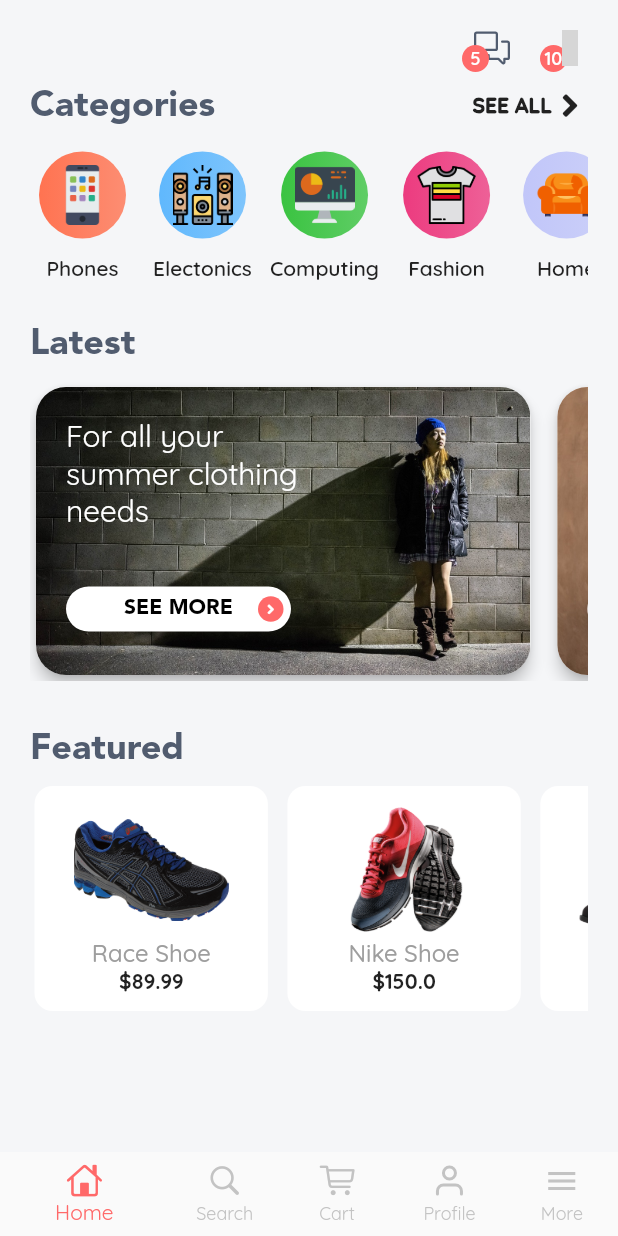
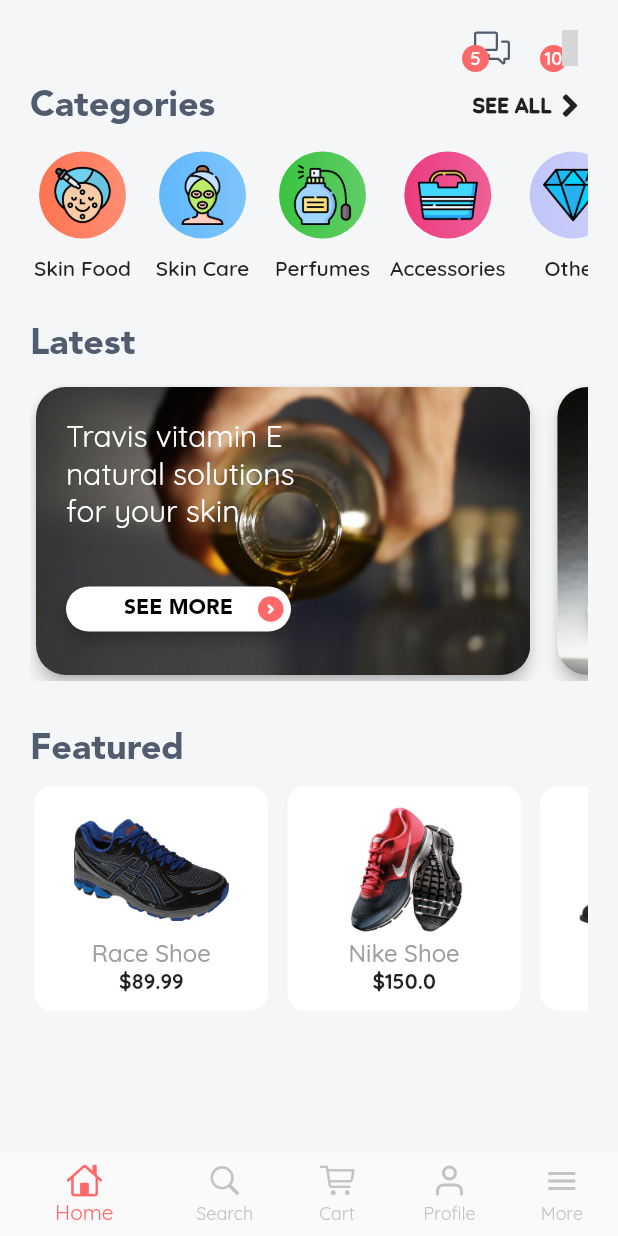
Before and after one commit to vickaw/Ecom-Flutter, a Flutter app: the TabsPage screen opened by its route, on a phone screen of 412 x 824 dp. Run offline on Flutter 3.47's test engine with Material 2 defaults, Android fonts, the light colour scheme and no system bars; our stand-ins replace device_preview, firebase_auth, flushbar, flutter_html, flutter_icons, flutter_rating_bar and 1 more; accounts and stored records are empty; grey boxes are pictures that could not be loaded.

Commit message:
Travis adaptations for features and latest. Await Product section

```diff
--- a/lib/models/category.dart
+++ b/lib/models/category.dart
@@ -19,9 +19,9 @@ class SubCategory {
 List<Category> categories = [
   Category(
     id: 1,
-    name: "Phones",
+    name: "Skin Food",
     color: "#FF7351",
-    photo: AppImages.phone,
+    photo: AppImages.skinfood,
     subCategories: [
       SubCategory(
         name: "Mobile Phones",
@@ -39,9 +39,9 @@ List<Category> categories = [
   ),
   Category(
     id: 2,
-    name: "Electonics",
+    name: "Skin Care",
     color: "#60B8FD",
-    photo: AppImages.homeTheatre,
+    photo: AppImages.skincare,
     subCategories: [
       SubCategory(
         name: "Home Audio",
@@ -60,9 +60,9 @@ List<Category> categories = [
   ),
   Category(
     id: 3,
-    name: "Computing",
+    name: "Perfumes",
     color: "#3AC341",
-    photo: AppImages.monitor,
+    photo: AppImages.perfume,
     subCategories: [
       SubCategory(
         name: "Computer Accessories",
@@ -76,9 +76,9 @@ List<Category> categories = [
   ),
   Category(
     id: 4,
-    name: "Fashion",
+    name: "Accessories",
     color: "#EC3B7F",
-    photo: AppImages.shirt,
+    photo: AppImages.accessory,
     subCategories: [
       SubCategory(
         name: "Women's Fashion",
@@ -96,9 +96,9 @@ List<Category> categories = [
   ),
   Category(
     id: 5,
-    name: "Home",
+    name: "Other",
     color: "#C1C6F9",
-    photo: AppImages.sofa,
+    photo: AppImages.other,
     subCategories: [
       SubCategory(
         name: "Home & Kitchen",
--- a/lib/models/latest_item.dart
+++ b/lib/models/latest_item.dart
@@ -7,7 +7,7 @@ class LatestItem {
 }
 
 List<LatestItem> latestItems = [
-  LatestItem(description: "For all your summer clothing needs", photo: AppImages.woman),
-  LatestItem(description: "Newest men polo fashion silk wears", photo: AppImages.man),
+  LatestItem(description: "Travis vitamin E natural solutions for your skin", photo: AppImages.vitamine),
+  LatestItem(description: "Natural perfumes are gold", photo: AppImages.fragrance),
   LatestItem(description: "Awesome premium quality kids wears", photo: AppImages.kid2),
 ];
--- a/lib/utils/utils.dart
+++ b/lib/utils/utils.dart
@@ -42,15 +42,20 @@ class AppImages {
   static const mascara = 'assets/images/categories/mascara.png';
   static const monitor = 'assets/images/categories/monitor.png';
   static const phone = 'assets/images/categories/phone.png';
+  static const skinfood = 'assets/images/categories/skinfood.png';
+  static const skincare = 'assets/images/categories/skincare.png';
+  static const perfume = 'assets/images/categories/perfume.png';
+  static const accessory = 'assets/images/categories/accessory.png';
+  static const other = 'assets/images/categories/other.png';
   static const shirt = 'assets/images/categories/shirt.png';
   static const sofa = 'assets/images/categories/sofa.png';
   static const homeTheatre = 'assets/images/categories/home_theatre.png';
-
   static const kid = 'assets/images/latest_items/kid.jpg';
   static const kid2 = 'assets/images/latest_items/kid2.jpg';
   static const man = 'assets/images/latest_items/man.jpg';
   static const woman = 'assets/images/latest_items/woman.jpg';
-
+  static const vitamine = 'assets/images/latest_items/vitamine.jpg';
+  static const fragrance = 'assets/images/latest_items/fragrance.jpg';
   static const runningShoesBlack =
       'assets/images/products/runningshoes-black.png';
   static const runningShoesBlue =
```
Also changed, not shown: pubspec.yaml (+7 -0 lines), assets/images/categories/accessory.png (added), assets/images/categories/other.png (added), assets/images/categories/perfume.png (added), assets/images/categories/skincare.png (added), assets/images/categories/skinfood.png (added), assets/images/latest_items/fragrance.jpg (added), assets/images/latest_items/vitamine.jpg (added), assets/images/products/combilotion.png (added), assets/images/products/other.png (added), assets/images/products/placentacream-blue.png (added), assets/images/products/placentacream-red.png (added), assets/images/products/vitamine-blue.png (added), assets/images/products/vitamine-red.png (added), 1 other file.
